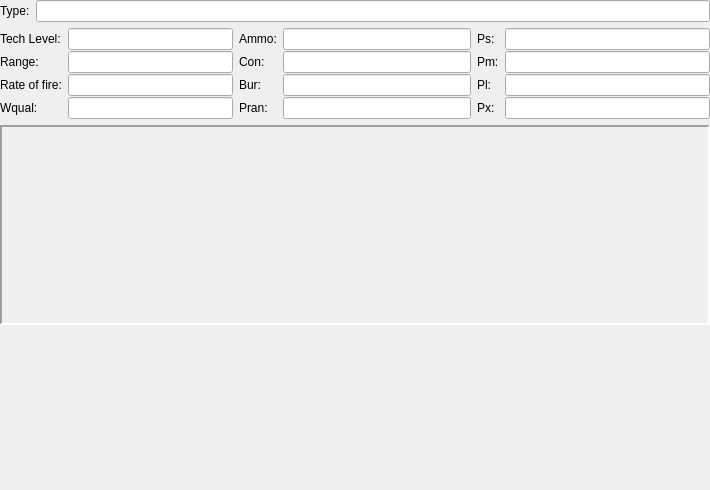
First picture: the form in Qt5/Weapon/weaponform.ui, repository GDW-RPG-Scripts/gdw-rpg-vehicles, before the edit.
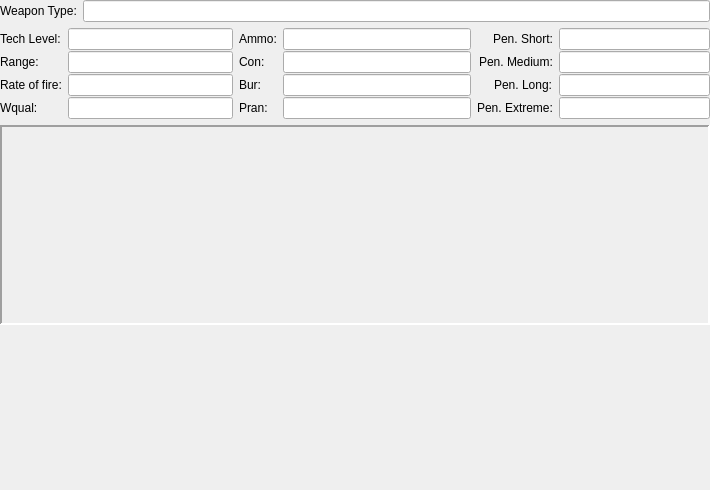
Second picture: the form after the edit.

```diff
--- a/Qt5/Weapon/weaponform.ui
+++ b/Qt5/Weapon/weaponform.ui
@@ -240,13 +240,16 @@
        </item>
        <item row="1" column="2">
         <layout class="QFormLayout" name="pLayout">
+         <property name="labelAlignment">
+          <set>Qt::AlignRight|Qt::AlignTrailing|Qt::AlignVCenter</set>
+         </property>
          <property name="verticalSpacing">
           <number>1</number>
          </property>
          <item row="0" column="0">
           <widget class="QLabel" name="psLabel">
            <property name="text">
-            <string>Ps:</string>
+            <string>Pen. Short:</string>
            </property>
            <property name="buddy">
             <cstring>psLineEdit</cstring>
@@ -269,7 +272,7 @@
          <item row="1" column="0">
           <widget class="QLabel" name="pmLabel">
            <property name="text">
-            <string>Pm:</string>
+            <string>Pen. Medium:</string>
            </property>
            <property name="buddy">
             <cstring>pmLineEdit</cstring>
@@ -292,7 +295,7 @@
          <item row="2" column="0">
           <widget class="QLabel" name="plLabel">
            <property name="text">
-            <string>Pl:</string>
+            <string>Pen. Long:</string>
            </property>
            <property name="buddy">
             <cstring>plLineEdit</cstring>
@@ -315,7 +318,7 @@
          <item row="3" column="0">
           <widget class="QLabel" name="pxLabel">
            <property name="text">
-            <string>Px:</string>
+            <string>Pen. Extreme:</string>
            </property>
            <property name="buddy">
             <cstring>pxLineEdit</cstring>
@@ -357,7 +360,7 @@
          <item row="0" column="0">
           <widget class="QLabel" name="wtypLabel">
            <property name="text">
-            <string>Type:</string>
+            <string>Weapon Type:</string>
            </property>
            <property name="buddy">
             <cstring>wtypLineEdit</cstring>
```
